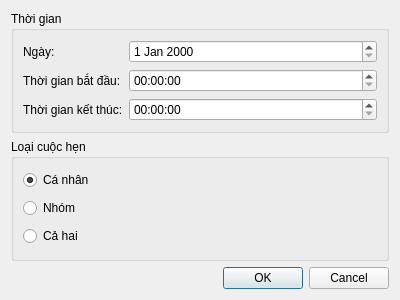
Qt form src/views/teacherviews/timeslotdialog.ui (HuyenTranggg/Meeting_Scheduler_App) before a commit.
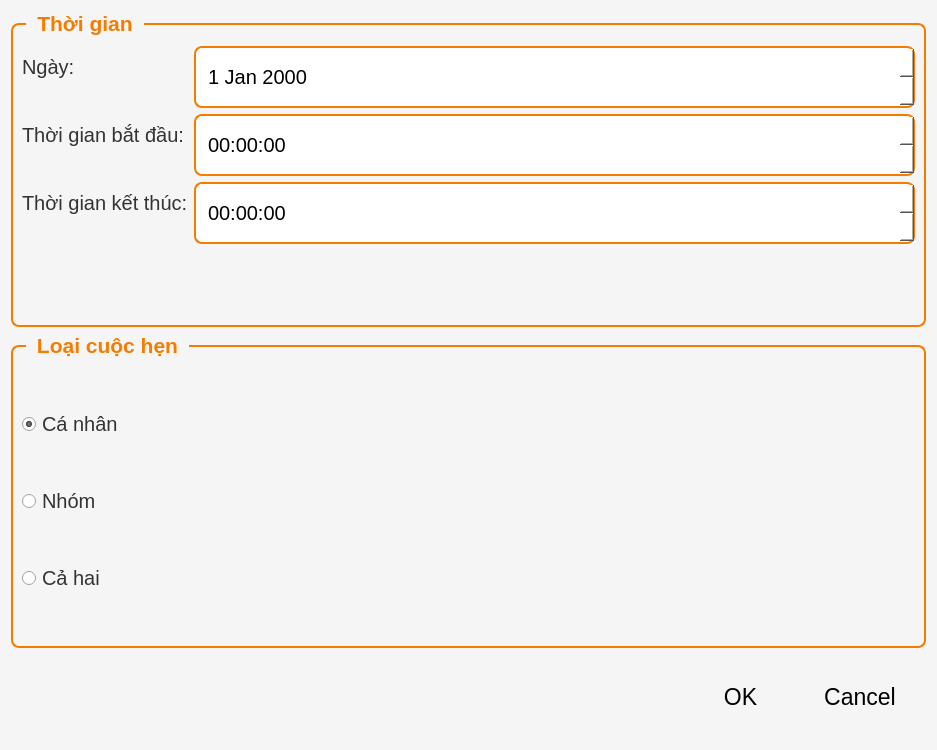
The same form after that commit.

Commit message: style lai giao dien

```diff
--- a/src/views/teacherviews/timeslotdialog.ui
+++ b/src/views/teacherviews/timeslotdialog.ui
@@ -6,13 +6,58 @@
    <rect>
     <x>0</x>
     <y>0</y>
-    <width>400</width>
-    <height>300</height>
+    <width>937</width>
+    <height>750</height>
    </rect>
   </property>
   <property name="windowTitle">
    <string>Khai báo thời gian rảnh</string>
   </property>
+  <property name="styleSheet">
+   <string notr="true">
+    QDialog {
+        background-color: #f5f5f5;
+        font-family: 'Segoe UI', Arial;
+        font-size: 15pt;
+    }
+    QGroupBox {
+        font-size: 16pt;
+        font-weight: bold;
+        color: #f57c00;
+        border: 2px solid #f57c00;
+        border-radius: 8px;
+        margin-top: 12px;
+        padding-top: 12px;
+    }
+    QGroupBox::title {
+        subcontrol-origin: margin;
+        left: 15px;
+        padding: 0 8px;
+    }
+    QLabel {
+        color: #333333;
+        font-size: 15pt;
+    }
+    QDateEdit, QTimeEdit {
+        padding: 10px;
+        border: 2px solid #f57c00;
+        border-radius: 8px;
+        background-color: white;
+        font-size: 15pt;
+        min-height: 38px;
+    }
+    QRadioButton {
+        font-size: 15pt;
+        color: #333333;
+    }
+    QPushButton {
+        font-size: 17pt;
+        padding: 15px 30px;
+        border-radius: 8px;
+        min-height: 55px;
+    }
+   </string>
+  </property>
   <layout class="QVBoxLayout" name="verticalLayout">
    <item>
     <widget class="QGroupBox" name="groupBox">
```
The commit also changes 26 other files.
